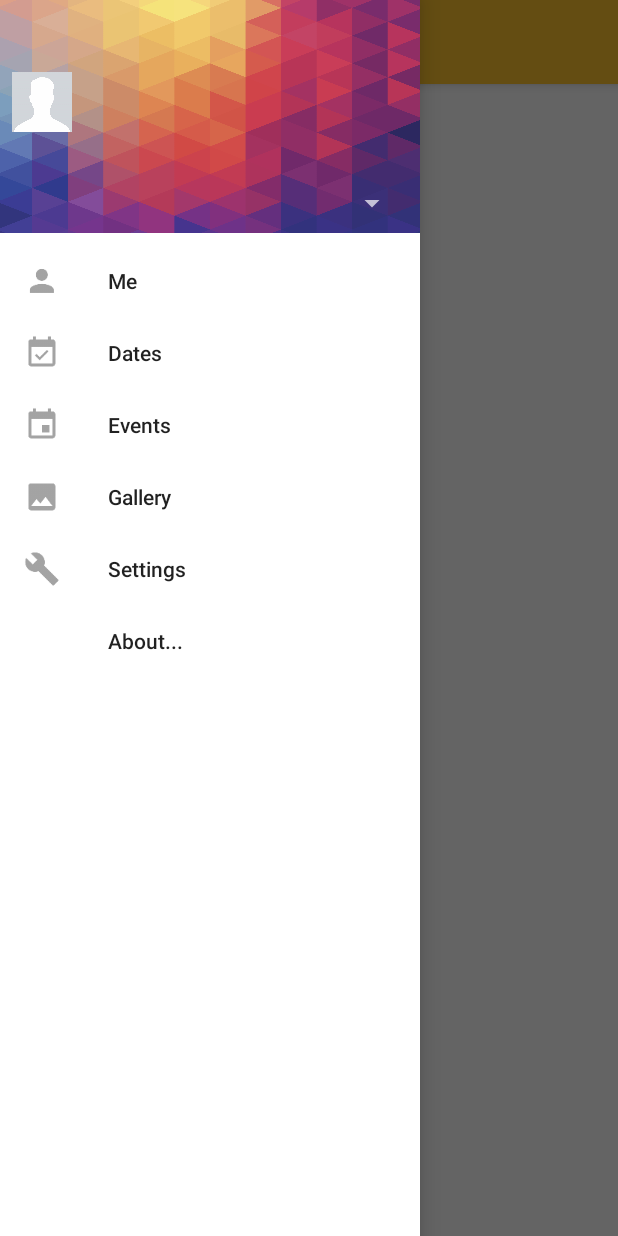
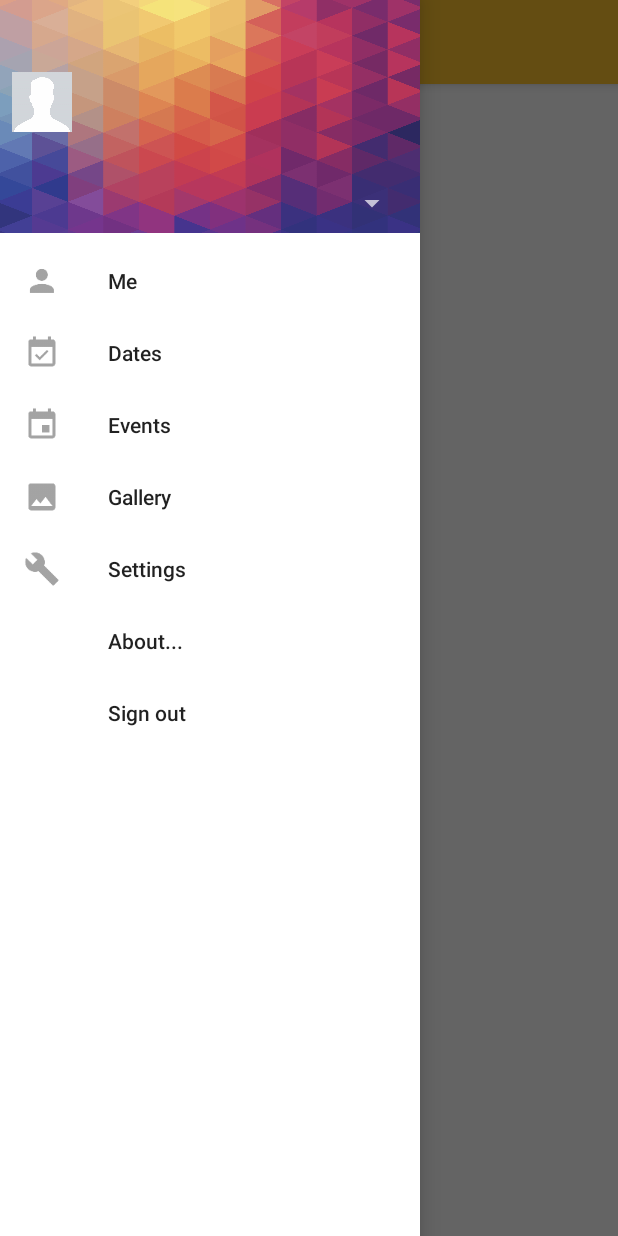
Before and after one commit to ImHouses/PendejiFest, an Android app: the MainActivity screen opened directly, with no data from a screen before it, with the side drawer open, on a phone screen of 412 x 824 dp. Run offline under Robolectric (Android 15) with nearby library versions, the phone set to English and light mode, and no system bars; our stand-ins replace Firebase (no records; nobody signed in at launch, a user with empty details on screens opened directly).

Commit message:
Sign out implemented

```diff
--- a/app/src/main/java/mx/unam/ciencias/jcasas/pendejifest/MainActivity.java
+++ b/app/src/main/java/mx/unam/ciencias/jcasas/pendejifest/MainActivity.java
@@ -30,6 +30,7 @@ import android.widget.ListView;
 import android.widget.TextView;
 
 import com.google.android.gms.common.api.GoogleApiClient;
+import com.google.android.gms.tasks.Task;
 import com.google.firebase.auth.FirebaseAuth;
 import com.google.firebase.auth.FirebaseUser;
 import com.google.firebase.auth.UserProfileChangeRequest;
@@ -152,7 +153,7 @@ public class MainActivity extends AppCompatActivity
     public boolean onNavigationItemSelected(@NonNull MenuItem menu) {
         switch(menu.getItemId()) {
             case R.id.nav_about:
-                makeSnackbar("Powered by Firebase. <3");
+                makeAboutDialog();
                 break;
             case R.id.nav_user:
                 makeSnackbar("There's no user!");
@@ -163,6 +164,9 @@ public class MainActivity extends AppCompatActivity
                 break;
             case R.id.nav_events:
                 makeSnackbar("Soon my son!");
+                break;
+            case R.id.nav_signout:
+                signOut();
                 break;
         }
         DrawerLayout drawer = (DrawerLayout) findViewById(R.id.drawer_layout);
@@ -178,6 +182,14 @@ public class MainActivity extends AppCompatActivity
         Snackbar.make(this.drawerLayout, message, Snackbar.LENGTH_SHORT).show();
     }
 
+    /**
+     * Auxiliar method for creating Alert Dialogs.
+     * @param
+     */
+    private void makeAboutDialog() {
+
+    }
+
     @Override
     public boolean onOptionsItemSelected(MenuItem item) {
 
@@ -189,6 +201,8 @@ public class MainActivity extends AppCompatActivity
 
         return super.onOptionsItemSelected(item);
     }
+
+
 
     @Override
     protected void onPostCreate(@Nullable Bundle savedInstanceState) {
@@ -205,20 +219,25 @@ public class MainActivity extends AppCompatActivity
         super.onStop();
     }
 
-    private String getUserName() {
-        if (user != null) {
-            return user.getDisplayName();
-        } else {
-            return "";
-        }
+    private String getUserName() { return (user != null) ? user.getDisplayName() : null; }
+
+    private String getUserEmail() {
+        return user.getEmail() != null ? user.getEmail() : null;
     }
 
-    private String getUserEmail() {
-        if (user != null) {
-            return user.getEmail();
-        } else {
-            return "";
-        }
+    /**
+     * Auxiliar method for sign out the current user, it deletes the {@link SharedPreferences}
+     * user preferences and signs out from FirebaseAuth.
+     */
+    private void signOut() {
+        FirebaseAuth.getInstance().signOut();
+        SharedPreferences.Editor editor
+                = getSharedPreferences("Preferences", Context.MODE_PRIVATE).edit();
+        editor.remove("email");
+        editor.remove("pass");
+        editor.apply();
+        startActivity(new Intent(this, LoginActivity.class)
+                .setFlags(Intent.FLAG_ACTIVITY_NEW_TASK | Intent.FLAG_ACTIVITY_CLEAR_TASK));
     }
 
 
--- a/app/src/main/res/menu/drawer_menu.xml
+++ b/app/src/main/res/menu/drawer_menu.xml
@@ -32,5 +32,8 @@
             android:id="@+id/nav_about"
             android:title="@string/about_nav"
             />
+        <item
+            android:id="@+id/nav_signout"
+            android:title="@string/signout_nav"/>
     </group>
 </menu>
--- a/app/src/main/res/values/strings.xml
+++ b/app/src/main/res/values/strings.xml
@@ -6,6 +6,7 @@
     <string name="events_nav">Events</string>
     <string name="gallery_nav">Gallery</string>
     <string name="about_nav">About...</string>
+    <string name="signout_nav">Sign out</string>
     <string name="open_navigation">Open navigation drawer</string>
     <string name="close_navigation">Close navigation drawer</string>
     <string name="settings_nav">Settings</string>
--- a/build.gradle
+++ b/build.gradle
@@ -5,7 +5,7 @@ buildscript {
         jcenter()
     }
     dependencies {
-        classpath 'com.android.tools.build:gradle:2.3.0'
+        classpath 'com.android.tools.build:gradle:2.3.1'
 
         // NOTE: Do not place your application dependencies here; they belong
         // in the individual module build.gradle files
```
